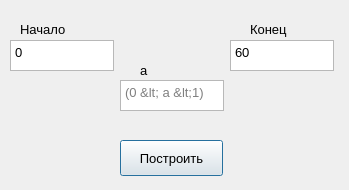
Qt form ui/DiscretizedDecreasingExponent.ui (FroggyKwa/SignalAnalyzer) before a commit.
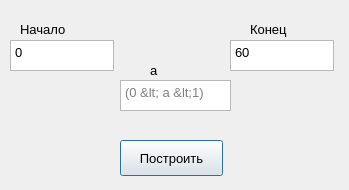
The same form after that commit.

```diff
--- a/ui/DiscretizedDecreasingExponent.ui
+++ b/ui/DiscretizedDecreasingExponent.ui
@@ -28,7 +28,7 @@
   <widget class="QLabel" name="label_2">
    <property name="geometry">
     <rect>
-     <x>140</x>
+     <x>150</x>
      <y>60</y>
      <width>16</width>
      <height>20</height>
@@ -66,7 +66,7 @@
     <rect>
      <x>120</x>
      <y>80</y>
-     <width>104</width>
+     <width>111</width>
      <height>31</height>
     </rect>
    </property>
```
